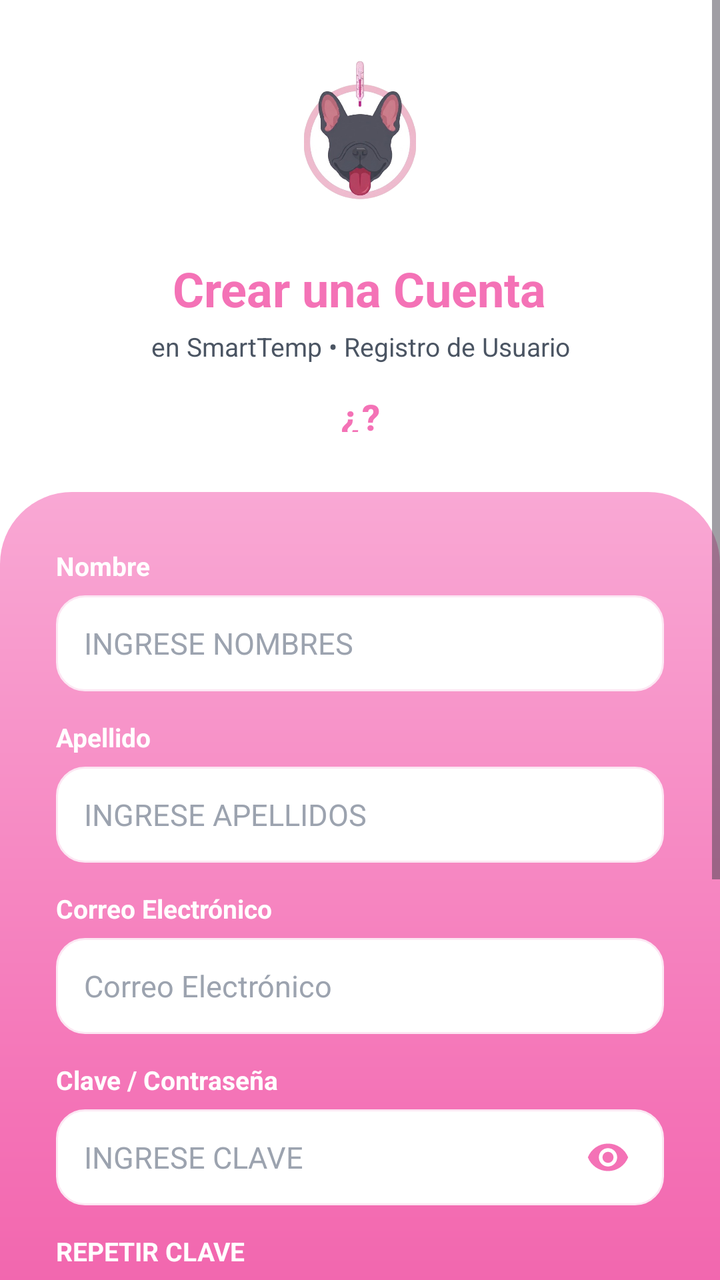
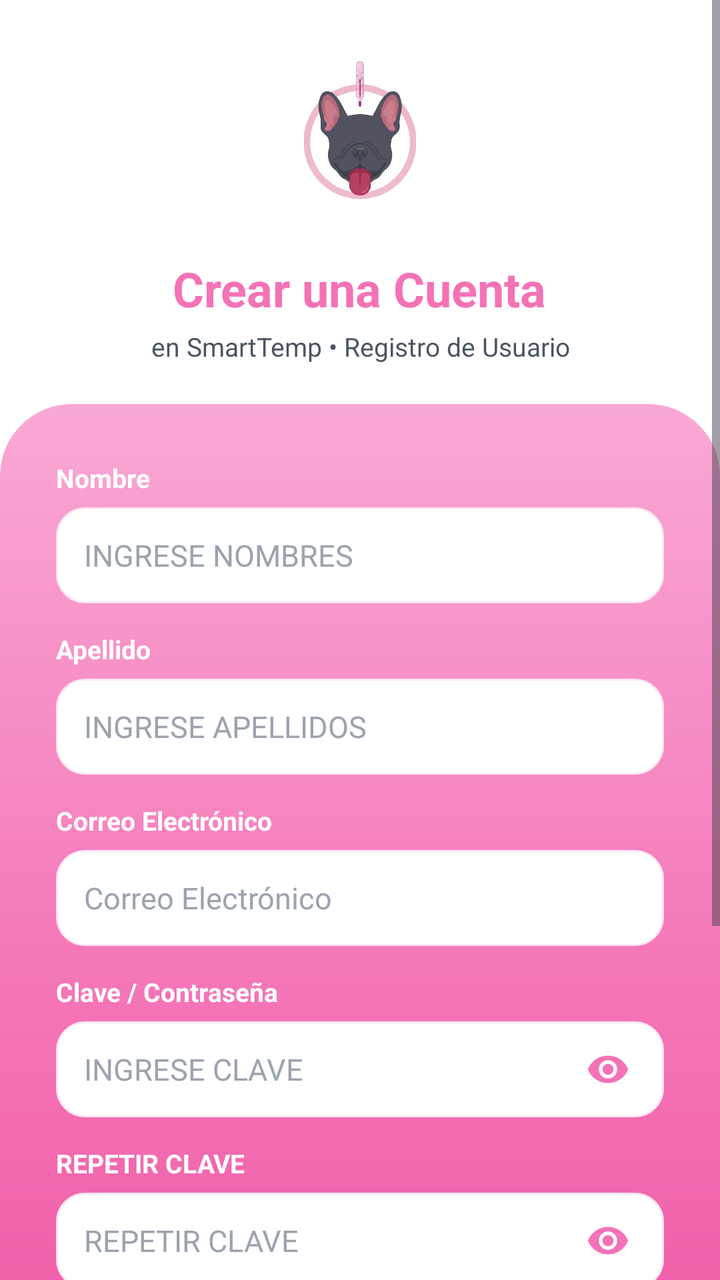

An Android layout rendered at two revisions. The XML below is the earlier revision; the diff shows what the commit changed to produce the second picture.
<!-- AndroidManifest.xml: application theme Theme.MyApplication -->
<!-- res/layout/activity_register.xml -->
<?xml version="1.0" encoding="utf-8"?>
<ScrollView xmlns:android="http://schemas.android.com/apk/res/android"
    xmlns:app="http://schemas.android.com/apk/res-auto"
    xmlns:tools="http://schemas.android.com/tools"
    android:id="@+id/register_scroll"
    android:layout_width="match_parent"
    android:layout_height="match_parent"
    android:background="@color/white"
    android:clipToPadding="false"
    android:fillViewport="true"
    android:isScrollContainer="true"
    android:paddingBottom="40dp"
    tools:context=".RegisterActivity">

    <androidx.constraintlayout.widget.ConstraintLayout
        android:id="@+id/register_main"
        android:layout_width="match_parent"
        android:layout_height="wrap_content"
        android:background="@color/white"
        android:clickable="true"
        android:focusable="true"
        android:focusableInTouchMode="true">

        
        <LinearLayout
            android:id="@+id/header_register"
            android:layout_width="match_parent"
            android:layout_height="wrap_content"
            android:background="@color/white"
            android:gravity="center_horizontal"
            android:orientation="vertical"
            android:paddingHorizontal="24dp"
            android:paddingTop="20dp"
            android:paddingBottom="20dp"
            app:layout_constraintEnd_toEndOf="parent"
            app:layout_constraintStart_toStartOf="parent"
            app:layout_constraintTop_toTopOf="parent">

            
            <ImageView
                android:id="@+id/iv_register_logo"
                android:layout_width="150dp"
                android:layout_height="100dp"
                android:contentDescription="@string/app_name"
                android:scaleType="fitCenter"
                android:src="@drawable/imagenapp" />

            
            <TextView
                android:id="@+id/tv_register_title"
                android:layout_width="wrap_content"
                android:layout_height="wrap_content"
                android:layout_marginTop="8dp"
                android:gravity="center"
                android:text="Crear una Cuenta"
                android:textColor="@color/pink_primary"
                android:textSize="24sp"
                android:textStyle="bold" />

            
            <TextView
                android:id="@+id/tv_register_subtitle"
                android:layout_width="wrap_content"
                android:layout_height="wrap_content"
                android:layout_marginTop="4dp"
                android:gravity="center"
                android:text="en SmartTemp • Registro de Usuario"
                android:textColor="@color/text_secondary"
                android:textSize="13sp" />

            <com.google.android.material.button.MaterialButton
                android:id="@+id/btn_easter_egg"
                style="@style/Widget.MaterialComponents.Button.TextButton"
                android:layout_width="wrap_content"
                android:layout_height="40dp"
                android:layout_marginTop="4dp"
                android:text="¿?"
                android:textColor="@color/pink_primary"
                android:textSize="18sp"
                android:textStyle="bold"
                android:contentDescription="Abrir escena secreta" />
        </LinearLayout>

        
        <LinearLayout
            android:id="@+id/card_pink_register"
            android:layout_width="match_parent"
            android:layout_height="wrap_content"
            android:background="@drawable/bg_bottom_pink_card"
            android:orientation="vertical"
            android:paddingHorizontal="28dp"
            android:paddingTop="28dp"
            android:paddingBottom="50dp"
            app:layout_constraintBottom_toBottomOf="parent"
            app:layout_constraintEnd_toEndOf="parent"
            app:layout_constraintStart_toStartOf="parent"
            app:layout_constraintTop_toBottomOf="@+id/header_register"
            app:layout_constraintVertical_bias="0.0">

            
            <TextView
                android:layout_width="wrap_content"
                android:layout_height="wrap_content"
                android:text="@string/user_firstname"
                android:textColor="@color/white"
                android:textSize="13sp"
                android:textStyle="bold" />

            <LinearLayout
                android:layout_width="match_parent"
                android:layout_height="48dp"
                android:layout_marginTop="6dp"
                android:background="@drawable/bg_white_input_box"
                android:gravity="center_vertical"
                android:paddingHorizontal="14dp">

                <EditText
                    android:id="@+id/et_reg_firstname"
                    android:layout_width="match_parent"
                    android:layout_height="match_parent"
                    android:background="@null"
                    android:hint="@string/hint_enter_names"
                    android:inputType="textPersonName"
                    android:textColor="#111827"
                    android:textColorHint="#9CA3AF"
                    android:textSize="15sp" />
            </LinearLayout>

            
            <TextView
                android:layout_width="wrap_content"
                android:layout_height="wrap_content"
                android:layout_marginTop="14dp"
                android:text="@string/user_lastname"
                android:textColor="@color/white"
                android:textSize="13sp"
                android:textStyle="bold" />

            <LinearLayout
                android:layout_width="match_parent"
                android:layout_height="48dp"
                android:layout_marginTop="6dp"
                android:background="@drawable/bg_white_input_box"
                android:gravity="center_vertical"
                android:paddingHorizontal="14dp">

                <EditText
                    android:id="@+id/et_reg_lastname"
                    android:layout_width="match_parent"
                    android:layout_height="match_parent"
                    android:background="@null"
                    android:hint="@string/hint_enter_surnames"
                    android:inputType="textPersonName"
                    android:textColor="#111827"
                    android:textColorHint="#9CA3AF"
                    android:textSize="15sp" />
            </LinearLayout>

            
            <TextView
                android:layout_width="wrap_content"
                android:layout_height="wrap_content"
                android:layout_marginTop="14dp"
                android:text="@string/user_email"
                android:textColor="@color/white"
                android:textSize="13sp"
                android:textStyle="bold" />

            <LinearLayout
                android:layout_width="match_parent"
                android:layout_height="48dp"
                android:layout_marginTop="6dp"
                android:background="@drawable/bg_white_input_box"
                android:gravity="center_vertical"
                android:paddingHorizontal="14dp">

                <EditText
                    android:id="@+id/et_reg_email"
                    android:layout_width="match_parent"
                    android:layout_height="match_parent"
                    android:background="@null"
                    android:hint="@string/user_email"
                    android:inputType="textEmailAddress"
                    android:textColor="#111827"
                    android:textColorHint="#9CA3AF"
                    android:textSize="15sp" />
            </LinearLayout>

            
            <TextView
                android:layout_width="wrap_content"
                android:layout_height="wrap_content"
                android:layout_marginTop="14dp"
                android:text="@string/password"
                android:textColor="@color/white"
                android:textSize="13sp"
                android:textStyle="bold" />

            <RelativeLayout
                android:layout_width="match_parent"
                android:layout_height="48dp"
                android:layout_marginTop="6dp"
                android:background="@drawable/bg_white_input_box"
                android:paddingHorizontal="14dp">

                <EditText
                    android:id="@+id/et_reg_pass1"
                    android:layout_width="match_parent"
                    android:layout_height="match_parent"
                    android:layout_toStartOf="@+id/iv_reg_pass1_toggle"
                    android:background="@null"
                    android:hint="@string/hint_enter_key"
                    android:inputType="textPassword"
                    android:textColor="#111827"
                    android:textColorHint="#9CA3AF"
                    android:textSize="15sp" />

                <ImageView
                    android:id="@+id/iv_reg_pass1_toggle"
                    android:layout_width="28dp"
                    android:layout_height="28dp"
                    android:layout_alignParentEnd="true"
                    android:layout_centerVertical="true"
                    android:background="?attr/selectableItemBackgroundBorderless"
                    android:contentDescription="@string/app_name"
                    android:padding="3dp"
                    android:src="@drawable/ic_eye"
                    app:tint="@color/pink_primary" />
            </RelativeLayout>

            
            <TextView
                android:layout_width="wrap_content"
                android:layout_height="wrap_content"
                android:layout_marginTop="14dp"
                android:text="@string/hint_repeat_key"
                android:textColor="@color/white"
                android:textSize="13sp"
                android:textStyle="bold" />

            <RelativeLayout
                android:layout_width="match_parent"
                android:layout_height="48dp"
                android:layout_marginTop="6dp"
                android:background="@drawable/bg_white_input_box"
                android:paddingHorizontal="14dp">

                <EditText
                    android:id="@+id/et_reg_pass2"
                    android:layout_width="match_parent"
                    android:layout_height="match_parent"
                    android:layout_toStartOf="@+id/iv_reg_pass2_toggle"
                    android:background="@null"
                    android:hint="@string/hint_repeat_key"
                    android:inputType="textPassword"
                    android:textColor="#111827"
                    android:textColorHint="#9CA3AF"
                    android:textSize="15sp" />

                <ImageView
                    android:id="@+id/iv_reg_pass2_toggle"
                    android:layout_width="28dp"
                    android:layout_height="28dp"
                    android:layout_alignParentEnd="true"
                    android:layout_centerVertical="true"
                    android:background="?attr/selectableItemBackgroundBorderless"
                    android:contentDescription="@string/app_name"
                    android:padding="3dp"
                    android:src="@drawable/ic_eye"
                    app:tint="@color/pink_primary" />
            </RelativeLayout>

            
            <com.google.android.material.button.MaterialButton
                android:id="@+id/btn_reg_registrar"
                android:layout_width="match_parent"
                android:layout_height="52dp"
                android:layout_marginTop="28dp"
                android:text="@string/btn_registrar"
                android:textColor="@color/white"
                android:textSize="16sp"
                android:textStyle="bold"
                app:backgroundTint="@color/black_button"
                app:cornerRadius="26dp"
                app:elevation="4dp" />

            
            <TextView
                android:id="@+id/tv_already_account"
                android:layout_width="wrap_content"
                android:layout_height="wrap_content"
                android:layout_gravity="center_horizontal"
                android:layout_marginTop="20dp"
                android:background="?attr/selectableItemBackground"
                android:padding="8dp"
                android:text="¿Ya tienes una cuenta? Iniciar Sesión"
                android:textColor="@color/white"
                android:textSize="14sp"
                android:textStyle="bold" />

        </LinearLayout>

    </androidx.constraintlayout.widget.ConstraintLayout>
</ScrollView>
<!-- resources referenced by this layout -->
<resources>
  <color name="black_button">#111827</color>
  <color name="pink_primary">#F472B6</color>
  <color name="text_secondary">#4B5563</color>
  <color name="white">#FFFFFF</color>
  <!-- drawable bg_bottom_pink_card (drawable) -->
  <?xml version="1.0" encoding="utf-8"?>
  <shape xmlns:android="http://schemas.android.com/apk/res/android"
      android:shape="rectangle">
      <gradient
          android:angle="90"
          android:startColor="#EC4899"
          android:centerColor="#F472B6"
          android:endColor="#F9A8D4" />
      <corners
          android:topLeftRadius="36dp"
          android:topRightRadius="36dp" />
  </shape>
  <!-- drawable bg_white_input_box (drawable) -->
  <?xml version="1.0" encoding="utf-8"?>
  <shape xmlns:android="http://schemas.android.com/apk/res/android"
      android:shape="rectangle">
      <solid android:color="#FFFFFF" />
      <corners android:radius="14dp" />
      <stroke
          android:width="1dp"
          android:color="#FCE7F3" />
  </shape>
  <!-- drawable ic_eye (drawable) -->
  <?xml version="1.0" encoding="utf-8"?>
  <vector xmlns:android="http://schemas.android.com/apk/res/android"
      android:width="24dp"
      android:height="24dp"
      android:viewportWidth="24"
      android:viewportHeight="24">
      <path
          android:fillColor="#FFFFFF"
          android:pathData="M12,4.5C7,4.5 2.73,7.61 1,12c1.73,4.39 6,7.5 11,7.5s9.27,-3.11 11,-7.5c-1.73,-4.39 -6,-7.5 -11,-7.5zM12,17c-2.76,0 -5,-2.24 -5,-5s2.24,-5 5,-5 5,2.24 5,5 -2.24,5 -5,5zM12,9c-1.66,0 -3,1.34 -3,3s1.34,3 3,3 3,-1.34 3,-3 -1.34,-3 -3,-3z" />
  </vector>
  <!-- drawable imagenapp: png bitmap (drawable, 152605 bytes) -->
  <string name="app_name">SmartTemp</string>
  <string name="btn_registrar">REGISTRARSE</string>
  <string name="hint_enter_key">INGRESE CLAVE</string>
  <string name="hint_enter_names">INGRESE NOMBRES</string>
  <string name="hint_enter_surnames">INGRESE APELLIDOS</string>
  <string name="hint_repeat_key">REPETIR CLAVE</string>
  <string name="password">Clave / Contraseña</string>
  <string name="user_email">Correo Electrónico</string>
  <string name="user_firstname">Nombre</string>
  <string name="user_lastname">Apellido</string>
  <style name="Theme.MyApplication" parent="Base.Theme.MyApplication" />
  <style name="Base.Theme.MyApplication" parent="Theme.Material3.Light.NoActionBar">
          <item name="colorPrimary">@color/pink_primary</item>
          <item name="colorOnPrimary">@color/white</item>
          <item name="colorPrimaryContainer">@color/pink_pastel_light</item>
          <item name="colorOnPrimaryContainer">@color/pink_dark</item>
          <item name="colorSecondary">@color/pink_pastel</item>
          <item name="colorOnSecondary">@color/black</item>
  
          <item name="android:colorBackground">@color/app_bg</item>
          <item name="colorSurface">@color/white</item>
          <item name="colorOnSurface">@color/text_dark</item>
          <item name="colorOnSurfaceVariant">@color/text_secondary</item>
  
          
          <item name="android:statusBarColor">@android:color/transparent</item>
          <item name="android:windowLightStatusBar">true</item>
          <item name="android:navigationBarColor">@android:color/transparent</item>
          <item name="android:windowDrawsSystemBarBackgrounds">true</item>
      </style>
  <color name="pink_pastel_light">#FFF0F5</color>
  <color name="pink_dark">#EC4899</color>
  <color name="pink_pastel">#FF80AB</color>
  <color name="black">#FF000000</color>
  <color name="app_bg">#FFF7F9</color>
  <color name="text_dark">#111827</color>
</resources>

<!-- the commit's change to res/layout/activity_register.xml (unified diff, before → after) -->
@@ -67,18 +67,6 @@
                 android:text="en SmartTemp • Registro de Usuario"
                 android:textColor="@color/text_secondary"
                 android:textSize="13sp" />
-
-            <com.google.android.material.button.MaterialButton
-                android:id="@+id/btn_easter_egg"
-                style="@style/Widget.MaterialComponents.Button.TextButton"
-                android:layout_width="wrap_content"
-                android:layout_height="40dp"
-                android:layout_marginTop="4dp"
-                android:text="¿?"
-                android:textColor="@color/pink_primary"
-                android:textSize="18sp"
-                android:textStyle="bold"
-                android:contentDescription="Abrir escena secreta" />
         </LinearLayout>
 
         
